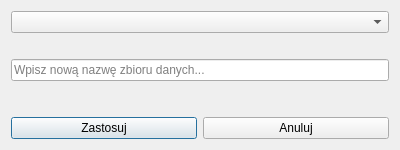
This is ui/Main/rename-key-dataframe.ui in OskarLewandowski/dex-data-experience as Qt 5 draws it before an edit. The edited form follows.
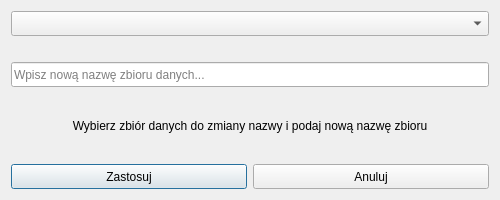
This is the edited form.

Commit message: update rename key dataframe ui

```diff
--- a/ui/Main/rename-key-dataframe.ui
+++ b/ui/Main/rename-key-dataframe.ui
@@ -9,14 +9,14 @@
    <rect>
     <x>0</x>
     <y>0</y>
-    <width>400</width>
-    <height>150</height>
+    <width>500</width>
+    <height>200</height>
    </rect>
   </property>
   <property name="minimumSize">
    <size>
-    <width>400</width>
-    <height>150</height>
+    <width>500</width>
+    <height>200</height>
    </size>
   </property>
   <property name="windowTitle">
@@ -27,6 +27,12 @@
     <layout class="QVBoxLayout" name="verticalLayout">
      <item>
       <widget class="QComboBox" name="comboBox_Keys_List">
+       <property name="minimumSize">
+        <size>
+         <width>0</width>
+         <height>25</height>
+        </size>
+       </property>
        <property name="placeholderText">
         <string>Wybierz zbiór do zmiany nazwy...</string>
        </property>
@@ -47,6 +53,12 @@
      </item>
      <item>
       <widget class="QLineEdit" name="lineEdit_New_Key_Name">
+       <property name="minimumSize">
+        <size>
+         <width>0</width>
+         <height>25</height>
+        </size>
+       </property>
        <property name="placeholderText">
         <string>Wpisz nową nazwę zbioru danych...</string>
        </property>
@@ -54,8 +66,14 @@
      </item>
      <item>
       <widget class="QLabel" name="label_info_text">
+       <property name="minimumSize">
+        <size>
+         <width>0</width>
+         <height>25</height>
+        </size>
+       </property>
        <property name="text">
-        <string/>
+        <string>Wybierz zbiór danych do zmiany nazwy i podaj nową nazwę zbioru</string>
        </property>
        <property name="alignment">
         <set>Qt::AlignCenter</set>
@@ -66,6 +84,12 @@
       <layout class="QHBoxLayout" name="horizontalLayout">
        <item>
         <widget class="QPushButton" name="pushButton_Apply">
+         <property name="minimumSize">
+          <size>
+           <width>0</width>
+           <height>25</height>
+          </size>
+         </property>
          <property name="text">
           <string>Zastosuj</string>
          </property>
@@ -73,6 +97,12 @@
        </item>
        <item>
         <widget class="QPushButton" name="pushButton_Cancel">
+         <property name="minimumSize">
+          <size>
+           <width>0</width>
+           <height>25</height>
+          </size>
+         </property>
          <property name="text">
           <string>Anuluj</string>
          </property>
```
The commit also changes 1 other file.
